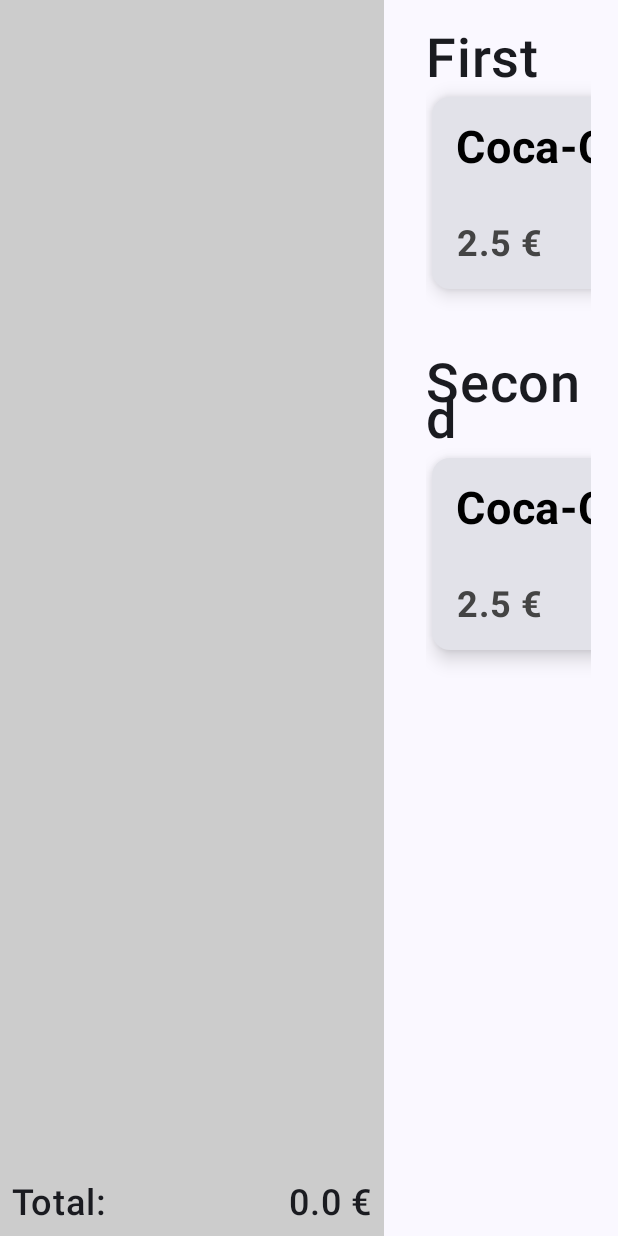
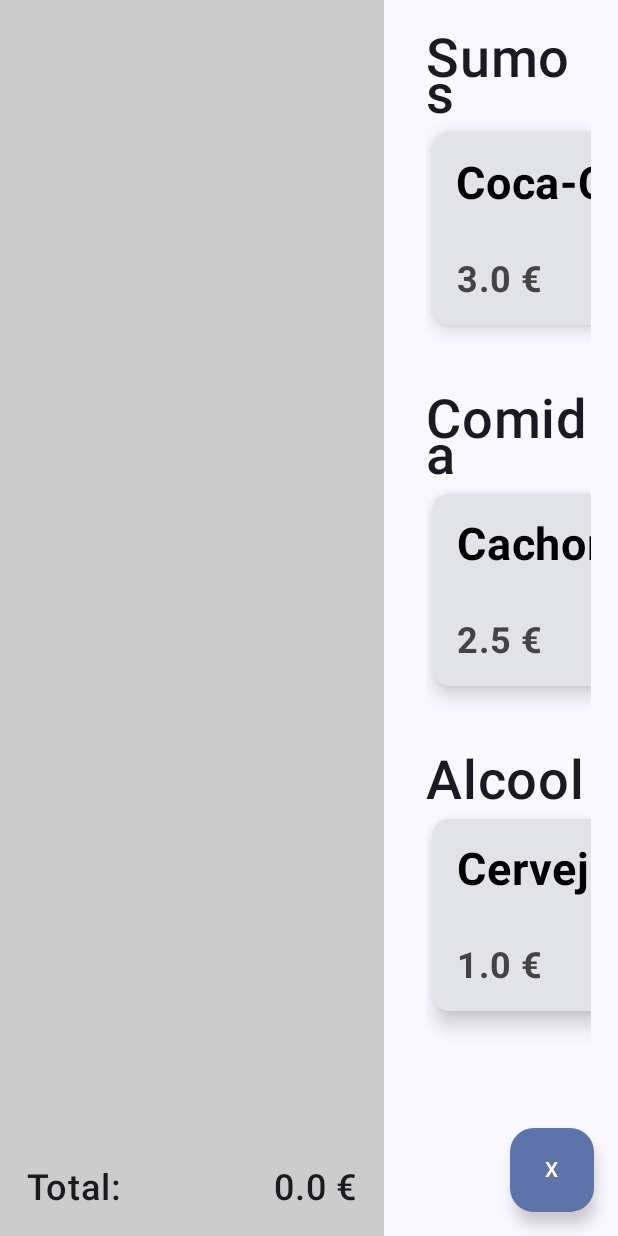
Before and after one commit to CR7sewey/ToBeDefined, an Android app built with Jetpack Compose: the screen it shows after launch (MainActivity), after a tap on "Login", on a phone screen of 412 x 824 dp. Run offline under Robolectric (Android 15) with nearby library versions, the phone set to English and light mode, and no system bars.

Commit message:
Floating button e instancias do VM corrigidas

```diff
--- a/app/src/main/java/com/example/tobedefined/MainActivity.kt
+++ b/app/src/main/java/com/example/tobedefined/MainActivity.kt
@@ -1,18 +1,26 @@
 package com.example.tobedefined
 
 import android.os.Bundle
+import android.util.Log
 import androidx.activity.ComponentActivity
 import androidx.activity.compose.setContent
 import androidx.activity.enableEdgeToEdge
 import androidx.compose.foundation.layout.fillMaxSize
 import androidx.compose.foundation.layout.padding
+import androidx.compose.material3.FloatingActionButton
 import androidx.compose.material3.Scaffold
 import androidx.compose.material3.Text
 import androidx.compose.runtime.Composable
+import androidx.compose.runtime.mutableStateOf
+import androidx.compose.runtime.remember
 import androidx.compose.ui.Modifier
-import androidx.compose.ui.tooling.preview.Preview
-import com.example.tobedefined.Login.LoginUI
+import androidx.navigation.compose.rememberNavController
+import com.example.tobedefined.common.modules.NavigationClasses
 import com.example.tobedefined.ui.theme.ToBeDefinedTheme
+import androidx.compose.runtime.getValue
+import androidx.compose.runtime.setValue
+import androidx.lifecycle.viewmodel.compose.viewModel
+import com.example.tobedefined.ProductsList.ProductsListVM
 
 class MainActivity : ComponentActivity() {
     override fun onCreate(savedInstanceState: Bundle?) {
@@ -20,10 +28,43 @@ class MainActivity : ComponentActivity() {
         enableEdgeToEdge()
         setContent {
             ToBeDefinedTheme {
-                Scaffold(modifier = Modifier.fillMaxSize()) { innerPadding ->
-                    Navigation()
+                val navController = rememberNavController()
+                var currentRoute by remember { mutableStateOf(navController.currentBackStackEntry?.destination?.route) }
+                var productVM = viewModel<ProductsListVM>() // senao nao limpava pois estava a observar duas instancias do VM diferentes!!
+
+                Scaffold(modifier = Modifier.fillMaxSize(),
+                    floatingActionButton = {
+                        Log.d("Route", navController.currentBackStackEntry?.destination?.route.toString())
+                        Log.d("Route", NavigationClasses.NavigationRoutes.Login.nroute)
+                        if (currentRoute != NavigationClasses.NavigationRoutes.Login.nroute)
+
+                            FloatingButtonClean(productVM)
+
+                    }
+
+                ) { innerPadding ->
+                    Navigation(productVM, navController, updateCurrentRoute = {
+                        currentRoute = it
+                        Log.d("Route dd", currentRoute.toString())
+                    })
+                    //Log.d("Route", navController.currentBackStackEntry?.destination?.route.toString())
                 }
             }
         }
     }
 }
+
+@Composable
+fun FloatingButtonClean(productVM: ProductsListVM = viewModel(), modifier: Modifier = Modifier) {
+
+    FloatingActionButton(
+        onClick = {
+            Log.d("Route", "FloatingButtonClean")
+            productVM.clearList()
+        },
+        modifier = modifier
+    ) {
+        Text(text = "X")
+    }
+
+}
--- a/app/src/main/java/com/example/tobedefined/Navigation.kt
+++ b/app/src/main/java/com/example/tobedefined/Navigation.kt
@@ -1,6 +1,6 @@
 package com.example.tobedefined
 
-import androidx.compose.foundation.layout.padding
+import android.util.Log
 import androidx.compose.runtime.Composable
 import androidx.compose.ui.Modifier
 import androidx.navigation.NavHostController
@@ -11,25 +11,35 @@ import androidx.navigation.createGraph
 import com.example.tobedefined.Dashboard.DashboardUI
 import com.example.tobedefined.Login.LoginUI
 import com.example.tobedefined.ProductsList.ProductsListUI
+import com.example.tobedefined.ProductsList.ProductsListVM
+import com.example.tobedefined.common.data.Category
 import com.example.tobedefined.common.data.Product
 import com.example.tobedefined.common.modules.NavigationClasses
 
 @Composable
-fun Navigation(navHostController: NavHostController = rememberNavController(), modifier: Modifier = Modifier) {
+fun Navigation(productVM: ProductsListVM, navHostController: NavHostController = rememberNavController(), updateCurrentRoute: (String?) -> Unit, modifier: Modifier = Modifier) {
 
     val navGraph = navHostController.createGraph(
         startDestination = NavigationClasses.NavigationRoutes.Login.nroute
     ) {
         composable(route = NavigationClasses.NavigationRoutes.Login.nroute ) {
             LoginUI(navHostController)
+
+            updateCurrentRoute.invoke(navHostController.currentBackStackEntry?.destination?.route)
+            Log.d("Route d", navHostController.currentBackStackEntry?.destination?.route.toString())
+
         }
 
         composable(route = NavigationClasses.NavigationRoutes.Dashboard.nroute) {
             DashboardUI()
+            updateCurrentRoute(navHostController.currentBackStackEntry?.destination?.route)
+            Log.d("Route d", navHostController.currentBackStackEntry?.destination?.route.toString())
+
         }
 
         composable(route = NavigationClasses.NavigationRoutes.ProductsList.nroute) {
-            ProductsListUI()
+            ProductsListUI(productVM)
+            updateCurrentRoute(navHostController.currentBackStackEntry?.destination?.route)
         }
 
     }
@@ -41,18 +51,29 @@ fun Navigation(navHostController: NavHostController = rememberNavController(), m
     )
 }
 
+/**
+ * data class Product(
+ *     val id: Int,
+ *     val name: String,
+ *     val category: String,
+ *     val price: Double,
+ *     var quantity: Int = 1,
+ *     val image: Int? = null,
+ *     val description: String? = null
+ * )
+ */
+
 
 val productSeed: List<Product> = listOf(
-    Product(0, "Coca-Cola", 2.5, image = R.drawable.cocacola),
-    Product(1, "Sumol", 2.5),
-    Product(2, "Vodka Redbull", 3.5),
-    Product(3, "Cachorros", 2.5, R.drawable.hotdog),
-    Product(4, "Coca-Cola", 2.5, image = R.drawable.cocacola),
-    Product(5, "Sumol", 2.5),
-    Product(6, "Vodka Redbull", 3.5),
-    Product(7, "Cachorros", 2.5, R.drawable.hotdog),
-            Product(8, "Sumol 2", 2.5),
-Product(9, "Vodka Redbull 2", 3.5),
-Product(10, "Cachorros 2", 2.5, R.drawable.hotdog)
-
+    Product(id = 0, name = "Coca-Cola", category = Category.Sumos, price = 3.0),
+    Product(id = 1, name = "Pepsi", category = Category.Sumos, price = 3.0),
+    Product(id = 2, name = "Sumol", category = Category.Sumos, price = 3.0),
+    Product(id = 3, name = "Ice Tea", category = Category.Sumos, price = 3.0),
+    Product(id = 4, name = "Cerveja", category = Category.Alcool, price = 1.0),
+    Product(id = 5, name = "Vodka", category = Category.Alcool, price = 2.5),
+    Product(id = 6, name = "Whisky", category = Category.Alcool, price = 3.0),
+    Product(id = 7, name = "Shot", category = Category.Alcool, price = 1.5),
+    Product(id = 8, name = "Cachorro", category = Category.Comida, price = 2.5),
+    Product(id = 9, name = "Bifana", category = Category.Comida, price = 2.5),
+    Product(id = 10, name = "Pão Chouriço", category = Category.Comida, price = 2.5)
 )
--- a/app/src/main/java/com/example/tobedefined/ProductsList/ProductsList.kt
+++ b/app/src/main/java/com/example/tobedefined/ProductsList/ProductsList.kt
@@ -46,37 +46,35 @@ import androidx.compose.ui.Alignment
 import androidx.compose.ui.text.font.FontStyle
 import androidx.compose.ui.text.style.LineBreak
 import androidx.lifecycle.viewmodel.compose.viewModel
+import com.example.tobedefined.common.data.Category
 
 
 @Composable
-fun ProductsListUI(modifier: Modifier = Modifier) {
+fun ProductsListUI(productsListVM: ProductsListVM, modifier: Modifier = Modifier) {
 //
     //var productsChosen by remember { mutableListOf<Product>() }
-    var prodVM = viewModel<ProductsListVM>()
+    //var prodVM = viewModel<ProductsListVM>()
     //var productsChosen = prodVM.productListUI.collectAsState().value
     //var productsChosen = remember { mutableListOf<Product>() }
     Row(
         modifier = Modifier
 
     ) {
-        DisplayProductsChosen(productsListVM = prodVM)
+        DisplayProductsChosen(productsListVM = productsListVM)
 
         Spacer(modifier = Modifier.width(10.dp))
         val scroll = rememberScrollState(0)
 
-        Column(
+        LazyColumn(
             modifier = Modifier
-                .verticalScroll(scroll)
                 .fillMaxWidth()
         ) {
-            ProductsList(productsListVM = prodVM, "First", onAddProduct = { it ->
+            items(Category.entries) { it ->
+                ProductsList(productsListVM = productsListVM, it, onAddProduct = { it ->
                     //productsChosen.add(it)
-                prodVM.updateList(it)
+                    productsListVM.updateList(it)
                 })
-            ProductsList(productsListVM = prodVM, "Second", onAddProduct = { it ->
-                //productsChosen.add(it)
-                prodVM.updateList(it)
-            })
+            }
         }
 
         //
@@ -88,7 +86,7 @@ fun DisplayProductsChosen(productsListVM: ProductsListVM, modifier: Modifier = M
     var productsChosen = productsListVM.productListUI.collectAsState().value
     Column(
         modifier = Modifier.width(256.dp).fillMaxHeight()
-            .background(color = Color.LightGray).padding(8.dp),
+            .background(color = Color.LightGray).padding(18.dp),
         verticalArrangement = Arrangement.SpaceBetween
 
     ) {
@@ -165,7 +163,7 @@ fun DisplayProductsChosen(productsListVM: ProductsListVM, modifier: Modifier = M
 }
 
 @Composable
-fun ProductsList(productsListVM: ProductsListVM, label: String, onAddProduct: (Product) -> Unit , modifier: Modifier = Modifier) {
+fun ProductsList(productsListVM: ProductsListVM, cat: Category, onAddProduct: (Product) -> Unit , modifier: Modifier = Modifier) {
 
     val scroll = rememberScrollState(0)
 
@@ -175,13 +173,14 @@ fun ProductsList(productsListVM: ProductsListVM, label: String, onAddProduct: (P
     ) {
 
         Text(
-            label,
+            cat.name,
             fontWeight = FontWeight.SemiBold,
             fontSize = 36.sp
         )
 
         LazyRow {
             items(productSeed) { it ->
+                if (it.category == cat) {
                     Card(
                         colors = CardDefaults.cardColors(),
                         modifier = Modifier
@@ -209,6 +208,9 @@ fun ProductsList(productsListVM: ProductsListVM, label: String, onAddProduct: (P
                         )
                     }
                     Spacer(modifier = Modifier.width(8.dp))
+
+                }
+
             }
 
         }
--- a/app/src/main/java/com/example/tobedefined/common/data/Product.kt
+++ b/app/src/main/java/com/example/tobedefined/common/data/Product.kt
@@ -3,15 +3,13 @@ package com.example.tobedefined.common.data
 data class Product(
     val id: Int,
     val name: String,
+    val category: Category,
     val price: Double,
+    var quantity: Int = 1,
     val image: Int? = null,
-    var quantity: Int? = 1
+    val description: String? = null
 )
 
-val productSeed: List<Product> = listOf(
-    Product(0, "Coca-Cola", 2.5),
-    Product(1, "Sumol", 2.5),
-    Product(2, "Vodka Redbull", 3.5),
-    Product(3, "Cachorros", 2.5)
-
-)
+enum class Category {
+    Sumos, Comida, Alcool
+}
```
Also changed, not shown: app/src/main/java/com/example/tobedefined/ProductsList/ProductsListVM.kt (+20 -10 lines). Lines whose indentation alone changed are shown as unchanged.
